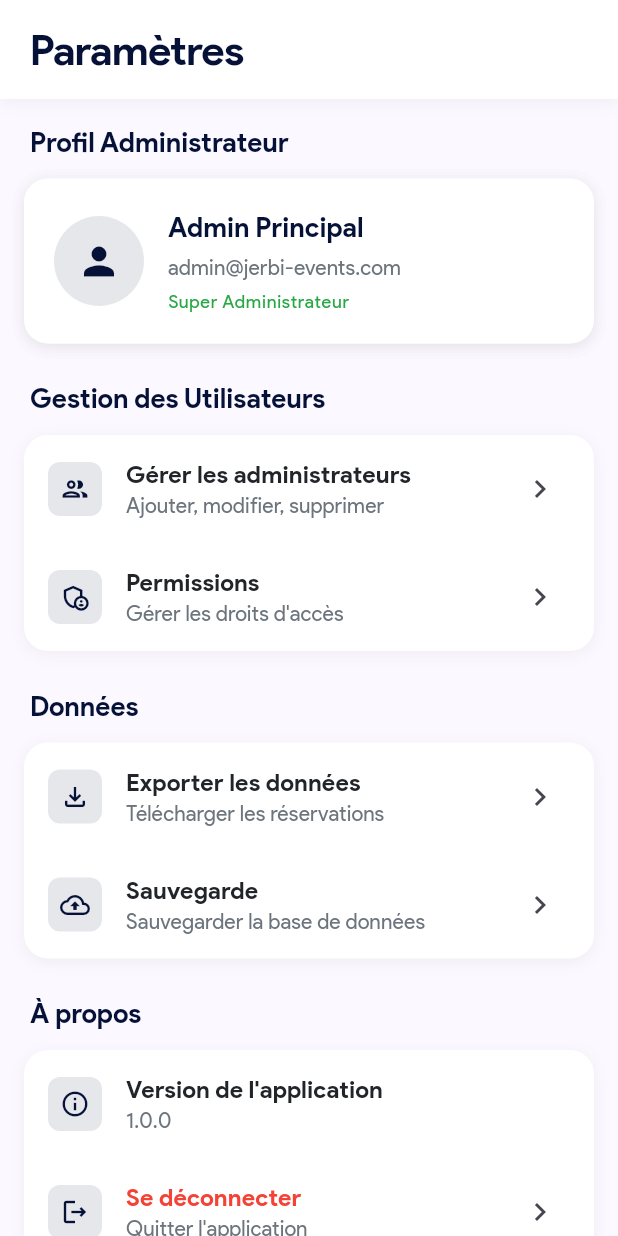
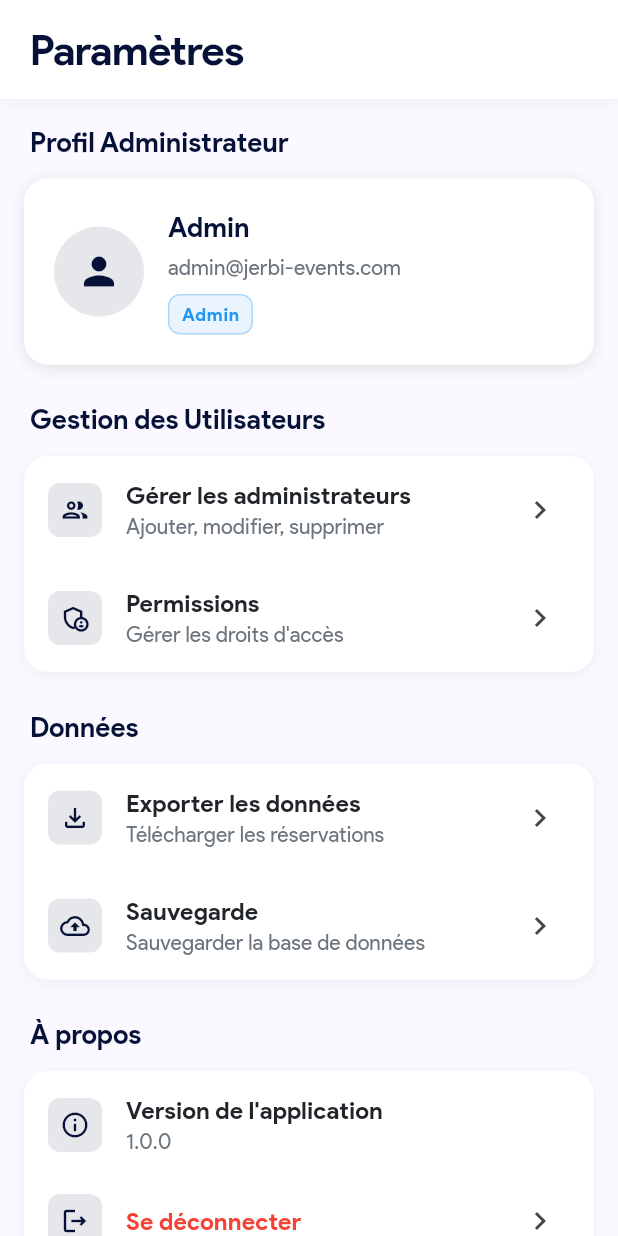
Before and after one commit to SalahEddineGhezaiel/JerbiApp, a Flutter app: the SettingsContent widget shown alone on an empty page, opened directly, on a phone screen of 412 x 824 dp. Run offline on Flutter 3.47's test engine with Material 3 defaults, Android fonts, the phone set to English and light mode, and no system bars; network calls fail.

Commit message:
Settings interface changes

```diff
--- a/jerbi_app/lib/features/settings/settings_content.dart
+++ b/jerbi_app/lib/features/settings/settings_content.dart
@@ -1,6 +1,8 @@
 import 'package:flutter/material.dart';
 import '../../shared/constants/constants.dart';
 import '../../shared/widgets/page_header.dart';
+import '../../shared/utils/token_manager.dart';
+import '../../shared/services/admin_service.dart';
 
 class SettingsContent extends StatefulWidget {
   const SettingsContent({super.key});
@@ -10,6 +12,56 @@ class SettingsContent extends StatefulWidget {
 }
 
 class _SettingsContentState extends State<SettingsContent> {
+  bool _isLoadingProfile = false;
+  String? _adminUsername;
+  String? _adminEmail;
+  String? _adminRole;
+
+  @override
+  void initState() {
+    super.initState();
+    _loadAdminProfile();
+  }
+
+  /// Load admin profile from backend
+  Future<void> _loadAdminProfile() async {
+    setState(() {
+      _isLoadingProfile = true;
+    });
+
+    try {
+      // Try to get from cache first
+      _adminUsername = TokenManager.getAdminUsername();
+      _adminEmail = TokenManager.getAdminEmail();
+      _adminRole = TokenManager.getAdminRole();
+
+      // If we have cached data, update UI immediately
+      if (_adminUsername != null && _adminEmail != null && _adminRole != null) {
+        setState(() {
+          _isLoadingProfile = false;
+        });
+      }
+
+      // Refresh from backend
+      await AdminService.refreshAdminProfile();
+
+      // Update with fresh data
+      setState(() {
+        _adminUsername = TokenManager.getAdminUsername();
+        _adminEmail = TokenManager.getAdminEmail();
+        _adminRole = TokenManager.getAdminRole();
+        _isLoadingProfile = false;
+      });
+    } catch (e) {
+      // If backend fails, use cached data if available
+      setState(() {
+        _adminUsername = TokenManager.getAdminUsername() ?? 'Admin';
+        _adminEmail = TokenManager.getAdminEmail() ?? 'admin@jerbi-events.com';
+        _adminRole = TokenManager.getAdminRole() ?? 'admin';
+        _isLoadingProfile = false;
+      });
+    }
+  }
 
   @override
   Widget build(BuildContext context) {
@@ -68,33 +120,88 @@ class _SettingsContentState extends State<SettingsContent> {
             width: AppDimensions.profileAvatarSize,
             height: AppDimensions.profileAvatarSize,
             decoration: BoxDecoration(
-              color: AppColors.primaryWithOpacity(0.1),
+              color: _adminRole == 'super-admin'
+                  ? AppColors.success.withValues(alpha: 0.1)
+                  : AppColors.primaryWithOpacity(0.1),
               borderRadius: BorderRadius.circular(AppDimensions.profileAvatarSize / 2),
             ),
             child: Icon(
-              Icons.person,
-              color: AppColors.primary,
+              _adminRole == 'super-admin' ? Icons.admin_panel_settings : Icons.person,
+              color: _adminRole == 'super-admin' ? AppColors.success : AppColors.primary,
               size: AppDimensions.iconSize + 6,
             ),
           ),
           SizedBox(width: AppDimensions.spaceL),
           Expanded(
-            child: Column(
+            child: _isLoadingProfile
+                ? Column(
+                    crossAxisAlignment: CrossAxisAlignment.start,
+                    children: [
+                      Container(
+                        height: 20,
+                        width: 120,
+                        decoration: BoxDecoration(
+                          color: AppColors.border,
+                          borderRadius: BorderRadius.circular(4),
+                        ),
+                      ),
+                      SizedBox(height: AppDimensions.spaceXS),
+                      Container(
+                        height: 16,
+                        width: 180,
+                        decoration: BoxDecoration(
+                          color: AppColors.border,
+                          borderRadius: BorderRadius.circular(4),
+                        ),
+                      ),
+                      SizedBox(height: AppDimensions.spaceXS),
+                      Container(
+                        height: 14,
+                        width: 80,
+                        decoration: BoxDecoration(
+                          color: AppColors.border,
+                          borderRadius: BorderRadius.circular(4),
+                        ),
+                      ),
+                    ],
+                  )
+                : Column(
                     crossAxisAlignment: CrossAxisAlignment.start,
                     children: [
                       Text(
-                  AppStrings.adminProfile,
+                        _adminUsername ?? 'Admin',
                         style: AppTextStyles.h5.copyWith(color: AppColors.primary),
                       ),
                       SizedBox(height: AppDimensions.spaceXS),
                       Text(
-                  AppStrings.adminEmail,
+                        _adminEmail ?? 'admin@jerbi-events.com',
                         style: AppTextStyles.bodyMedium.copyWith(color: AppColors.textSecondary),
                       ),
-                SizedBox(height: AppDimensions.spaceXS),
-                Text(
-                  AppStrings.adminRole,
-                  style: AppTextStyles.labelMedium.copyWith(color: AppColors.success),
+                      SizedBox(height: AppDimensions.spaceS),
+                      Container(
+                        padding: EdgeInsets.symmetric(
+                          horizontal: AppDimensions.paddingS,
+                          vertical: AppDimensions.paddingXS,
+                        ),
+                        decoration: BoxDecoration(
+                          color: _adminRole == 'super-admin'
+                              ? AppColors.success.withValues(alpha: 0.1)
+                              : AppColors.info.withValues(alpha: 0.1),
+                          borderRadius: BorderRadius.circular(AppDimensions.radiusS),
+                          border: Border.all(
+                            color: _adminRole == 'super-admin'
+                                ? AppColors.success.withValues(alpha: 0.3)
+                                : AppColors.info.withValues(alpha: 0.3),
+                            width: 1,
+                          ),
+                        ),
+                        child: Text(
+                          _adminRole == 'super-admin' ? 'Super Admin' : 'Admin',
+                          style: AppTextStyles.labelMedium.copyWith(
+                            color: _adminRole == 'super-admin' ? AppColors.success : AppColors.info,
+                            fontWeight: FontWeight.w600,
+                          ),
+                        ),
                       ),
                     ],
                   ),
@@ -156,7 +263,6 @@ class _SettingsContentState extends State<SettingsContent> {
         _buildSettingsTile(
           icon: Icons.logout_outlined,
           title: AppStrings.logout,
-          subtitle: AppStrings.logoutSubtitle,
           titleColor: AppColors.error,
           onTap: () => _showLogoutDialog(),
         ),
--- a/jerbi_app/lib/shared/constants/app_strings.dart
+++ b/jerbi_app/lib/shared/constants/app_strings.dart
@@ -153,7 +153,6 @@ class AppStrings {
   static const String helpSupport = 'Aide et support';
   static const String helpSupportSubtitle = 'Documentation et contact';
   static const String logout = 'Se déconnecter';
-  static const String logoutSubtitle = 'Quitter l\'application';
   static const String logoutConfirmation = 'Êtes-vous sûr de vouloir vous déconnecter ?';
 
   // Placeholder Messages
--- a/jerbi_app/lib/shared/utils/token_manager.dart
+++ b/jerbi_app/lib/shared/utils/token_manager.dart
@@ -33,6 +33,11 @@ class TokenManager {
   /// Get admin username
   static String? getAdminUsername() {
     return _adminData?['username'];
+  }
+
+  /// Get admin email
+  static String? getAdminEmail() {
+    return _adminData?['email'];
   }
 
   /// Get admin role
```
Lines whose indentation alone changed are shown as unchanged.
